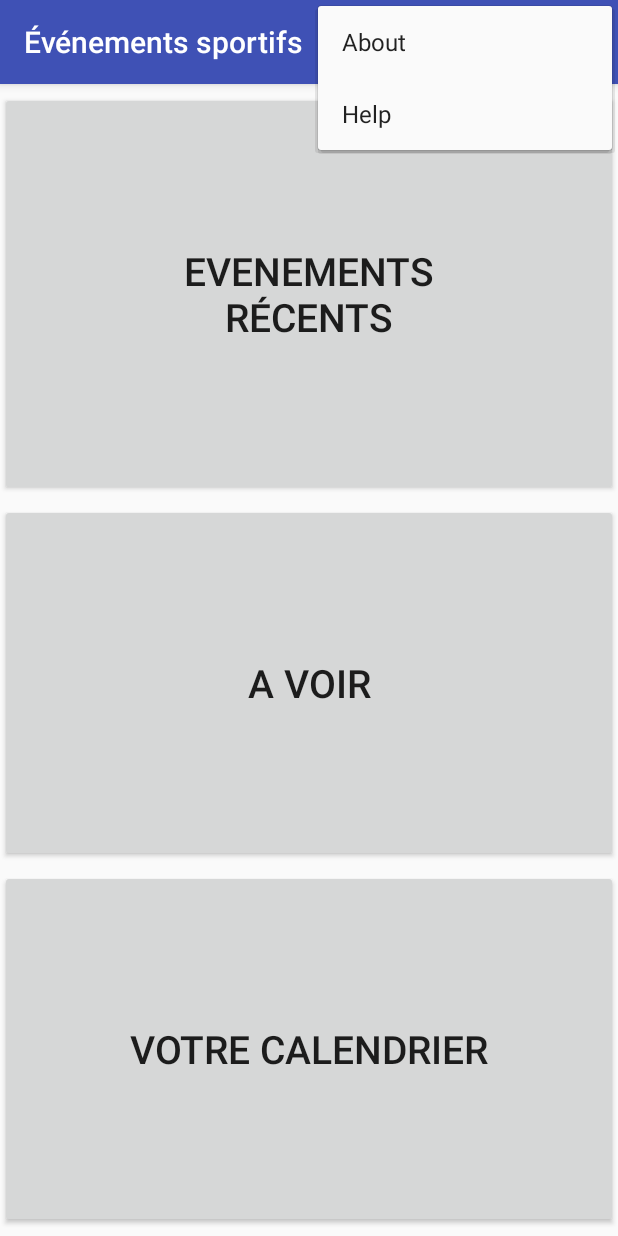
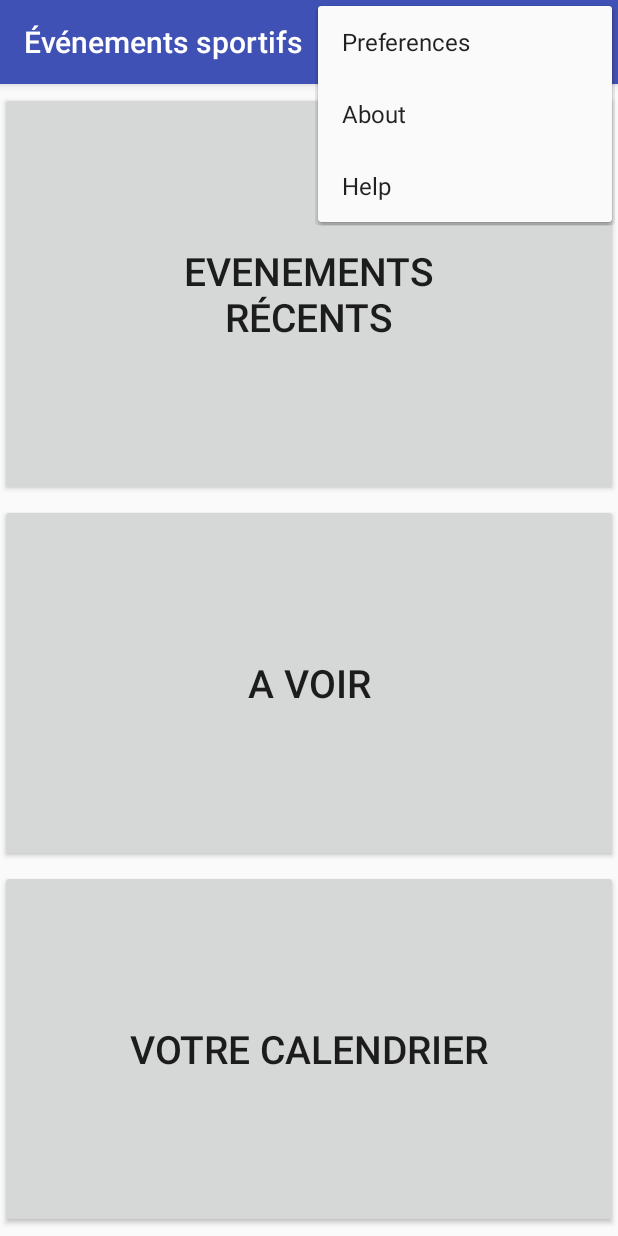
Before and after one commit to Yzaky/ProjectAndroidEvents, an Android app: the screen it shows after launch (MainActivity), with the options menu open, on a phone screen of 412 x 824 dp. Run offline under Robolectric (Android 15) with nearby library versions, the phone set to English and light mode, and no system bars.

Commit message:
Ajout option préférence avec layout preferences associé

```diff
--- a/app/src/main/res/menu/my_options_menu.xml
+++ b/app/src/main/res/menu/my_options_menu.xml
@@ -1,6 +1,10 @@
-<menu xmlns:android="http://schemas.android.com/apk/res/android">
+<menu xmlns:app="http://schemas.android.com/apk/res-auto"
+    xmlns:android="http://schemas.android.com/apk/res/android">
+    <item
+        android:id="@+id/preferences"
+        android:title="@string/preferences" />
     <item android:id="@+id/about"
-        android:title="About" />
+        android:title="@string/about" />
     <item android:id="@+id/help"
-        android:title="Help" />
+        android:title="@string/help" />
 </menu>
--- a/app/src/main/res/values/strings.xml
+++ b/app/src/main/res/values/strings.xml
@@ -10,4 +10,7 @@
     <string name="title">title</string>
     <string name="ajouter_au_calendrier">Ajouter au Calendrier</string>
     <string name="ajouter_au_favoris">Ajouter au favoris</string>
+    <string name="about">About</string>
+    <string name="preferences">Preferences</string>
+    <string name="help">Help</string>
 </resources>
```
Also changed, not shown: app/src/main/AndroidManifest.xml (+4 -3 lines), app/src/main/java/etien/projectandroidevents/MainActivity.java (+22 -0 lines), app/src/main/java/etien/projectandroidevents/Preferences.java (added, +17 -0 lines), app/src/main/res/layout/preferences_layout.xml (added, +29 -0 lines).
